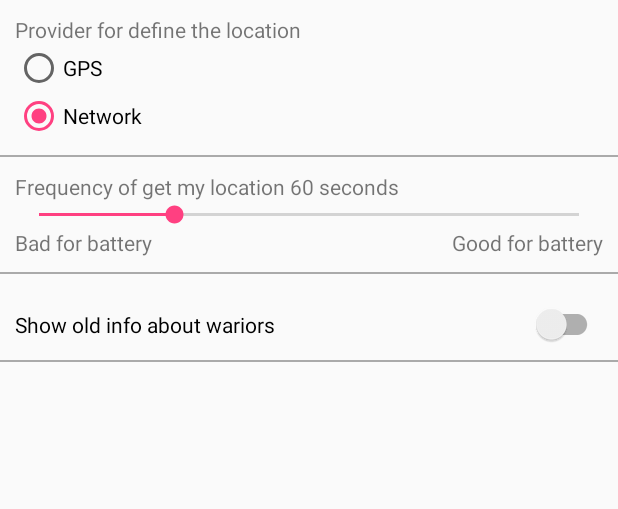
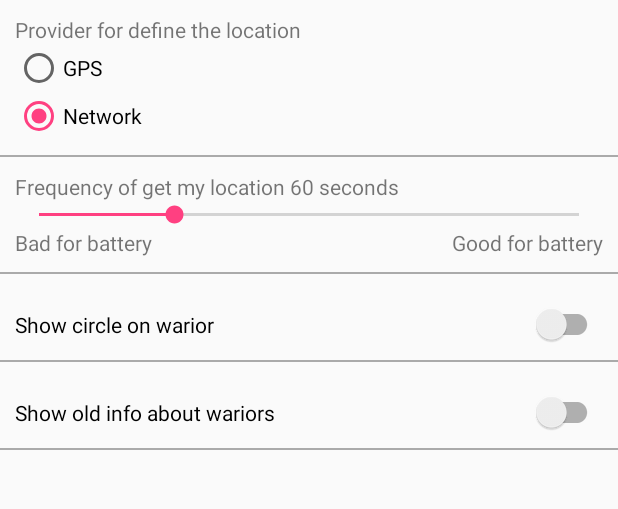
Before and after one commit to zhdanov-ek/teamWar, an Android app: the screen it shows after launch (SettingsActivity), in the options menu, after a tap on "Settings", on a phone screen of 412 x 824 dp, the part 84-593 px from its top. Run offline under Robolectric (Android 15) with nearby library versions, the phone set to English and light mode, and no system bars; our stand-ins replace Firebase (no records; nobody signed in at launch, a user with empty details on screens opened directly).

Commit message:
add circle around a warior

```diff
--- a/app/src/main/java/com/example/gek/teamwar/Data/Const.java
+++ b/app/src/main/java/com/example/gek/teamwar/Data/Const.java
@@ -12,10 +12,12 @@ public class Const {
     public static final String SETTINGS_FREQUANCY = "rate";
     public static final String SETTINGS_OLD_WARIORS = "old_wariors";
     public static final String SETTINGS_PROVIDER = "provider";
+    public static final String SETTINGS_CIRCLES = "circles";
 
     public static final int REQUEST_CODE_LOCATION = 3;
     public static final float ZOOM_MAP = 10;
     public static final int UPDATE_UI_MIN_INTERVAL = 3;
+    public static final int CIRCLE_WARIOR_RADIUS = 30;
 
     public static final int BASE_STEP_FREQUENCY = 20;
 
--- a/app/src/main/java/com/example/gek/teamwar/SettingsActivity.java
+++ b/app/src/main/java/com/example/gek/teamwar/SettingsActivity.java
@@ -25,6 +25,7 @@ public class SettingsActivity extends AppCompatActivity implements SeekBar.OnSee
     private TextView tvStateRate;
     private SharedPreferences mSharedPreferences;
     private SwitchCompat switchOldWariors;
+    private SwitchCompat switchShowCircle;
     private LogHelper logHelper;
     private RadioButton rbNetwork, rbGps;
 
@@ -53,10 +54,14 @@ public class SettingsActivity extends AppCompatActivity implements SeekBar.OnSee
         switchOldWariors = (SwitchCompat) findViewById(R.id.switchOldWariors);
         switchOldWariors.setOnCheckedChangeListener((buttonView, isChecked) -> updateShowOldWariors(isChecked));
 
+        switchShowCircle = (SwitchCompat) findViewById(R.id.switchShowCircle);
+        switchShowCircle.setOnCheckedChangeListener((buttonView, isChecked) -> updateShowCircle(isChecked));
+
         sbRate.setOnSeekBarChangeListener(this);
         updateFrequancy(Connection.getInstance().getFrequancyLocationUpdate());
         sbRate.setProgress(Connection.getInstance().getFrequancyLocationUpdate()/Const.BASE_STEP_FREQUENCY - 1);
         switchOldWariors.setChecked(Connection.getInstance().getShowOldWariors());
+        switchShowCircle.setChecked(Connection.getInstance().getShowCircle());
     }
 
     @Override
@@ -89,6 +94,10 @@ public class SettingsActivity extends AppCompatActivity implements SeekBar.OnSee
         Connection.getInstance().setShowOldWariors(b);
     }
 
+    private void updateShowCircle(Boolean b){
+        Connection.getInstance().setShowCircle(b);
+    }
+
     @Override
     public void onClick(View v) {
         switch (v.getId()){
--- a/app/src/main/java/com/example/gek/teamwar/Utils/Connection.java
+++ b/app/src/main/java/com/example/gek/teamwar/Utils/Connection.java
@@ -25,6 +25,7 @@ public class Connection {
     private Boolean serviceRunning;
     private int frequancyLocationUpdate;
     private Boolean showOldWariors;
+    private Boolean showCircle;
     private int provider;
 
     public static synchronized Connection getInstance(){
@@ -43,6 +44,7 @@ public class Connection {
         userKey = "";
         serviceRunning = false;
         showOldWariors = sharedPreferences.getBoolean(Const.SETTINGS_OLD_WARIORS, false);
+        showCircle = sharedPreferences.getBoolean(Const.SETTINGS_CIRCLES, false);
         frequancyLocationUpdate = sharedPreferences.getInt(Const.SETTINGS_FREQUANCY, DEFAULT_FREQUANCY);
         userName = sharedPreferences.getString(Const.SETTINGS_NAME, "");
         groupPassword = sharedPreferences.getString(Const.SETTINGS_PASS, "");
@@ -136,4 +138,12 @@ public class Connection {
         this.provider = provider;
         sharedPreferences.edit().putInt(Const.SETTINGS_PROVIDER, provider).apply();
     }
+
+    public Boolean getShowCircle() {
+        return showCircle;
+    }
+    public void setShowCircle(Boolean showCircle) {
+        this.showCircle = showCircle;
+        sharedPreferences.edit().putBoolean(Const.SETTINGS_CIRCLES, showCircle).apply();
+    }
 }
--- a/app/src/main/res/layout/activity_settings.xml
+++ b/app/src/main/res/layout/activity_settings.xml
@@ -90,6 +90,18 @@
     <LinearLayout
         style="@style/ItemSettings">
         <android.support.v7.widget.SwitchCompat
+            android:id="@+id/switchShowCircle"
+            android:layout_width="match_parent"
+            android:layout_height="wrap_content"
+            android:layout_marginTop="10dp"
+            android:text="@string/show_circle_warior" />
+    </LinearLayout>
+
+    <include layout="@layout/horizontal_line"/>
+
+    <LinearLayout
+        style="@style/ItemSettings">
+        <android.support.v7.widget.SwitchCompat
             android:id="@+id/switchOldWariors"
             android:layout_width="match_parent"
             android:layout_height="wrap_content"
--- a/app/src/main/res/values/colors.xml
+++ b/app/src/main/res/values/colors.xml
@@ -10,6 +10,9 @@
 
     <color name="colorButtonRaisedText">#FFFFFF</color>
 
+    <color name="colorTransparent">#00000000</color>
+    <color name="colorCircleWarior">#2b89fa08</color>
+
     <color name="colorButtonRaisedBackground">#7CB342</color>
     <color name="colorButtonRaisedBackgroundPress">#558B2F</color>
     <color name="colorButtonRaisedBackgroundFocus">#AED581</color>
--- a/app/src/main/res/values/strings.xml
+++ b/app/src/main/res/values/strings.xml
@@ -48,6 +48,7 @@
     <string name="provider_title">Provider for define the location</string>
     <string name="provider_gps">GPS</string>
     <string name="provider_network">Network</string>
+    <string name="show_circle_warior">Show circle on warior</string>
 
     <!-- MAP -->
     <string name="direction">Direction</string>
```
Also changed, not shown: app/src/main/java/com/example/gek/teamwar/MapActivity.java (+17 -0 lines).
